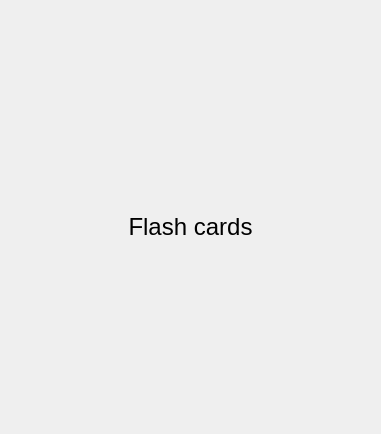
First picture: the form in src/templates/flashcard/flashcardsimulator.ui, repository BuildmLearn/BuildmLearn-Toolkit, before the edit.
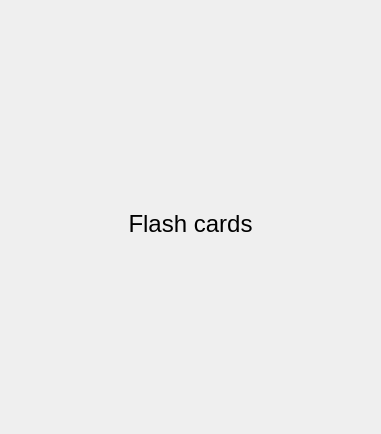
Second picture: the form after the edit.

What changed in the file:
```diff
--- a/src/templates/flashcard/flashcardsimulator.ui
+++ b/src/templates/flashcard/flashcardsimulator.ui
@@ -14,6 +14,9 @@
    <string>Form</string>
   </property>
   <layout class="QVBoxLayout" name="verticalLayout_3">
+  <property name="spacing">
+    <number>0</number>
+   </property>
    <property name="margin">
     <number>0</number>
    </property>
```
